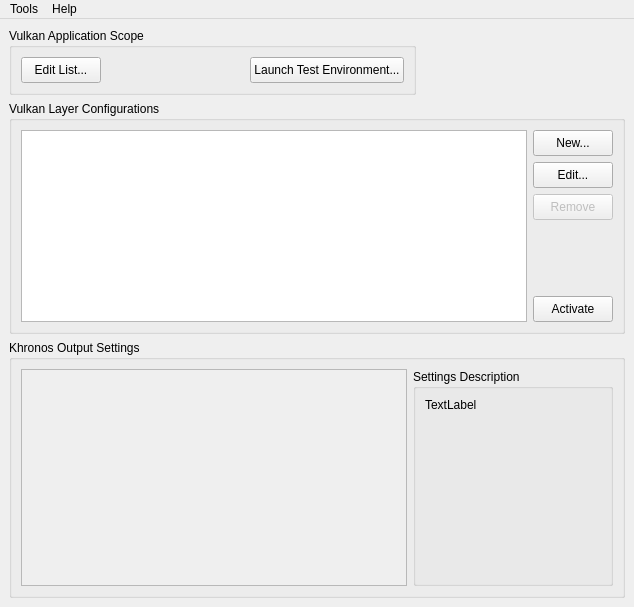
The window that vkconfig/mainwindow.ui (LunarG/VulkanTools) describes before a commit, drawn with Qt 5.
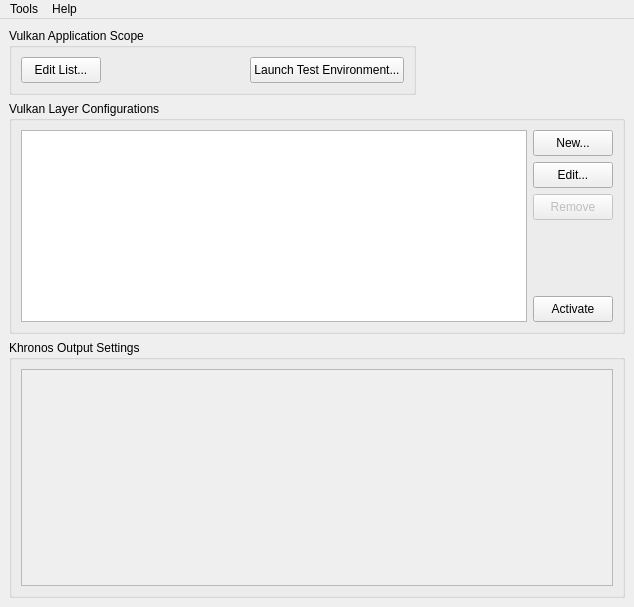
The same window after the commit. Icons and pictures are not drawn.

The edit to the form file:
```diff
--- a/vkconfig/mainwindow.ui
+++ b/vkconfig/mainwindow.ui
@@ -187,7 +187,7 @@
            <rect>
             <x>0</x>
             <y>0</y>
-            <width>388</width>
+            <width>594</width>
             <height>232</height>
            </rect>
           </property>
@@ -195,31 +195,6 @@
          </widget>
         </widget>
        </item>
-       <item>
-        <widget class="QGroupBox" name="groupBox">
-         <property name="minimumSize">
-          <size>
-           <width>200</width>
-           <height>0</height>
-          </size>
-         </property>
-         <property name="title">
-          <string>Settings Description</string>
-         </property>
-         <layout class="QHBoxLayout" name="horizontalLayout_4">
-          <item>
-           <widget class="QLabel" name="labelSettingsDescription">
-            <property name="text">
-             <string>TextLabel</string>
-            </property>
-            <property name="alignment">
-             <set>Qt::AlignLeading|Qt::AlignLeft|Qt::AlignTop</set>
-            </property>
-           </widget>
-          </item>
-         </layout>
-        </widget>
-       </item>
       </layout>
      </widget>
     </item>
```
